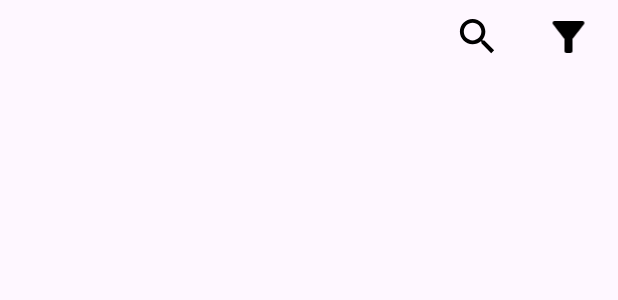
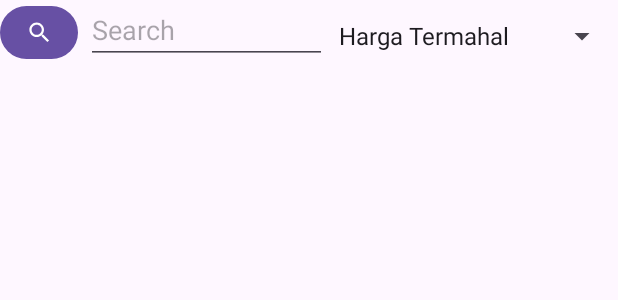
Before and after one commit to elsabhuwana/TokemApp, an Android app: the layout fragment_beranda.xml on its own in the app's theme, with its tools: preview values and no code run, on a phone screen of 412 x 824 dp. Shown: the top 300 px of the screen. Run offline under Robolectric (Android 15) with nearby library versions, the phone set to English and light mode, and no system bars.

Commit message:
search dan filter

```diff
--- a/app/src/main/res/layout/fragment_beranda.xml
+++ b/app/src/main/res/layout/fragment_beranda.xml
@@ -6,28 +6,6 @@
     android:layout_width="match_parent"
     android:layout_height="match_parent"
     tools:context=".View.Fragment.BerandaFragment">
-
-    <ImageView
-        android:id="@+id/imageView3"
-        android:layout_width="42dp"
-        android:layout_height="31dp"
-        android:src="@drawable/baseline_search_24"
-        app:layout_constraintBottom_toTopOf="@+id/guideline2"
-        app:layout_constraintEnd_toStartOf="@+id/imageView5"
-        app:layout_constraintHorizontal_bias="0.93"
-        app:layout_constraintStart_toStartOf="parent"
-        app:layout_constraintTop_toTopOf="parent" />
-
-    <ImageView
-        android:id="@+id/imageView5"
-        android:layout_width="34dp"
-        android:layout_height="32dp"
-        android:layout_marginEnd="16dp"
-        android:src="@drawable/baseline_filter_alt_24"
-        app:layout_constraintBottom_toBottomOf="@+id/imageView3"
-        app:layout_constraintEnd_toEndOf="parent"
-        app:layout_constraintTop_toTopOf="@+id/imageView3"
-        app:layout_constraintVertical_bias="0.0" />
 
     <androidx.constraintlayout.widget.Guideline
         android:id="@+id/guideline2"
@@ -45,4 +23,44 @@
         app:layout_constraintStart_toStartOf="parent"
         app:layout_constraintTop_toTopOf="@+id/guideline2" />
 
+    <Spinner
+        android:id="@+id/Filter_harga"
+        android:layout_width="194dp"
+        android:layout_height="48dp"
+        android:layout_marginBottom="1dp"
+        android:entries="@array/Filter_Harga"
+        app:layout_constraintBottom_toTopOf="@+id/recyclerberanda"
+        app:layout_constraintEnd_toEndOf="parent"
+        app:layout_constraintHorizontal_bias="1.0"
+        app:layout_constraintStart_toStartOf="parent"
+        app:layout_constraintTop_toTopOf="parent"
+        app:layout_constraintVertical_bias="1.0" />
+
+    <Button
+        android:id="@+id/buttonSearchBerandaFix"
+        android:layout_width="52dp"
+        android:layout_height="43dp"
+        android:layout_marginBottom="6dp"
+        app:icon="@drawable/baseline_search_24"
+        app:iconGravity="textStart"
+        app:iconPadding="0dp"
+        app:layout_constraintBottom_toTopOf="@+id/recyclerberanda"
+        app:layout_constraintStart_toStartOf="parent"
+        app:layout_constraintTop_toTopOf="parent"
+        tools:ignore="SpeakableTextPresentCheck" />
+
+    <EditText
+        android:id="@+id/etSearchBeranda"
+        android:layout_width="0dp"
+        android:layout_height="0dp"
+        android:layout_marginStart="5dp"
+        android:layout_marginBottom="6dp"
+        android:ems="10"
+        android:hint="Search"
+        android:inputType="text"
+        app:layout_constraintBottom_toTopOf="@+id/recyclerberanda"
+        app:layout_constraintEnd_toStartOf="@+id/Filter_harga"
+        app:layout_constraintStart_toEndOf="@+id/buttonSearchBerandaFix"
+        app:layout_constraintTop_toTopOf="parent" />
+
 </androidx.constraintlayout.widget.ConstraintLayout>
--- a/app/src/main/res/values/strings.xml
+++ b/app/src/main/res/values/strings.xml
@@ -2,4 +2,9 @@
     <string name="app_name">TokemApp</string>
     <!-- TODO: Remove or change this placeholder text -->
     <string name="hello_blank_fragment">Hello blank fragment</string>
+    <string-array name="Filter_Harga">
+        <item>Harga Termahal</item>
+        <item>Harga Termurah</item>
+        <item>Semua</item>
+    </string-array>
 </resources>
```
Also changed, not shown: app/src/main/java/com/example/tokemapp/View/Fragment/BerandaFragment.kt (+115 -3 lines), app/src/main/java/com/example/tokemapp/ViewModel/BungaViewModel.kt (+8 -0 lines).
